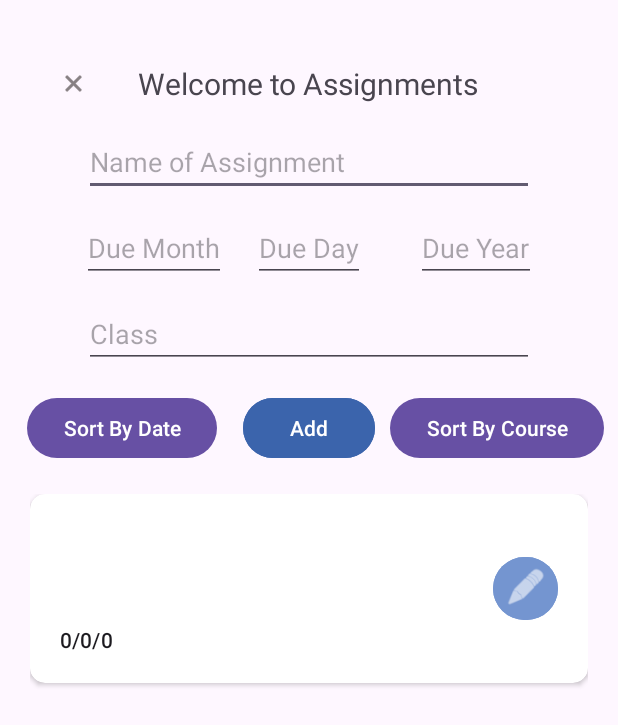
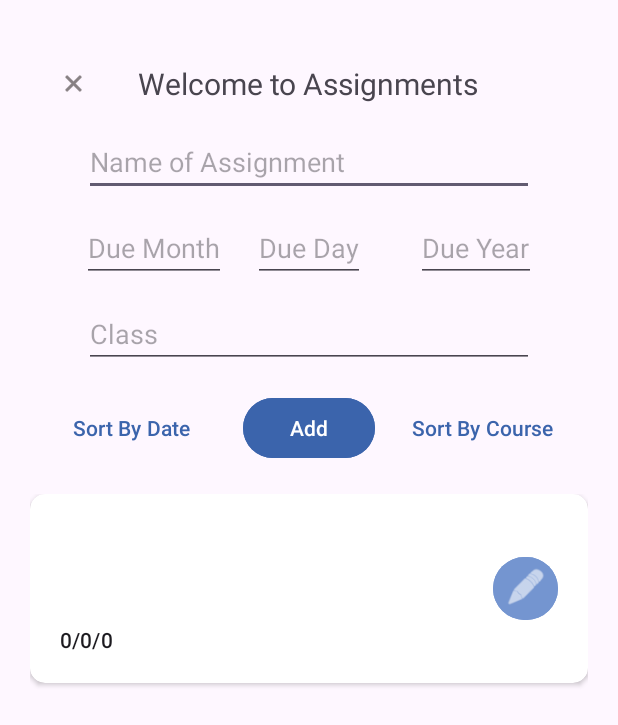
Before and after one commit to maxxu123456/college-scheduler, an Android app: the AssignmentActivity screen opened directly, with no data from a screen before it, after a tap on "Sort By Date", on a phone screen of 412 x 824 dp. Shown: the top 725 px of the screen. Run offline under Robolectric (Android 15) with nearby library versions, the phone set to English and light mode, and no system bars; our stand-ins replace Room's generated code, data binding; 2 other taps on this screen came first.

Commit message:
finish styling

```diff
--- a/app/src/main/res/layout/activity_assignment.xml
+++ b/app/src/main/res/layout/activity_assignment.xml
@@ -107,8 +107,11 @@
             android:id="@+id/assignmentsDateSort"
             android:layout_width="wrap_content"
             android:layout_height="wrap_content"
+            android:backgroundTint="@android:color/transparent"
             android:text="Sort By Date"
+            android:textColor="#3B64AC"
             app:layout_constraintEnd_toStartOf="@+id/assignmentsAdd"
+            app:layout_constraintHorizontal_bias="0.685"
             app:layout_constraintStart_toStartOf="parent"
             app:layout_constraintTop_toTopOf="@+id/assignmentsAdd" />
 
@@ -116,10 +119,13 @@
             android:id="@+id/assignmentsCourseSort"
             android:layout_width="wrap_content"
             android:layout_height="wrap_content"
+            android:backgroundTint="@android:color/transparent"
+            android:text="Sort By Course"
+            android:textColor="#3B64AC"
             app:layout_constraintEnd_toEndOf="parent"
+            app:layout_constraintHorizontal_bias="0.0"
             app:layout_constraintStart_toEndOf="@+id/assignmentsAdd"
-            app:layout_constraintTop_toTopOf="@+id/assignmentsAdd"
-            android:text="Sort By Course" />
+            app:layout_constraintTop_toTopOf="@+id/assignmentsAdd" />
 
         <androidx.recyclerview.widget.RecyclerView
             android:id="@+id/assignmentsRecyclerView"
--- a/app/src/main/res/layout/activity_course.xml
+++ b/app/src/main/res/layout/activity_course.xml
@@ -78,6 +78,7 @@
             android:id="@+id/coursesRecyclerView"
             android:layout_width="0dp"
             android:layout_height="0dp"
+            android:layout_marginTop="22dp"
             app:layout_constraintBottom_toBottomOf="parent"
             app:layout_constraintEnd_toEndOf="parent"
             app:layout_constraintHorizontal_bias="0.0"
```
Also changed, not shown: app/src/main/res/layout/course_list_item.xml (+5 -44 lines), app/src/main/res/layout/exam_list_item.xml (+1 -16 lines).
